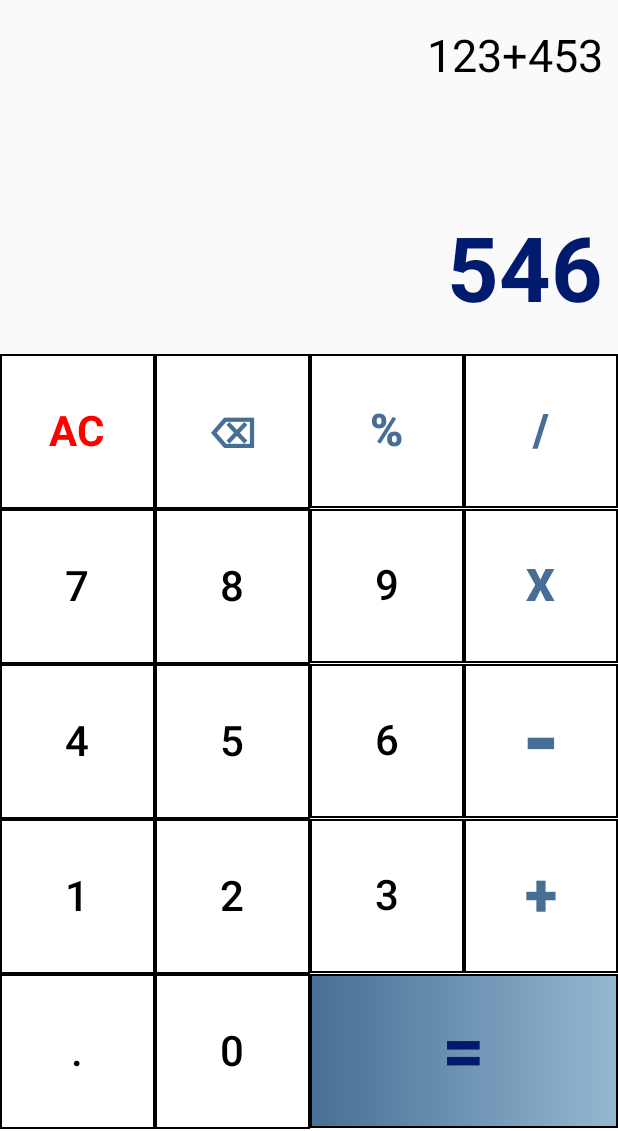
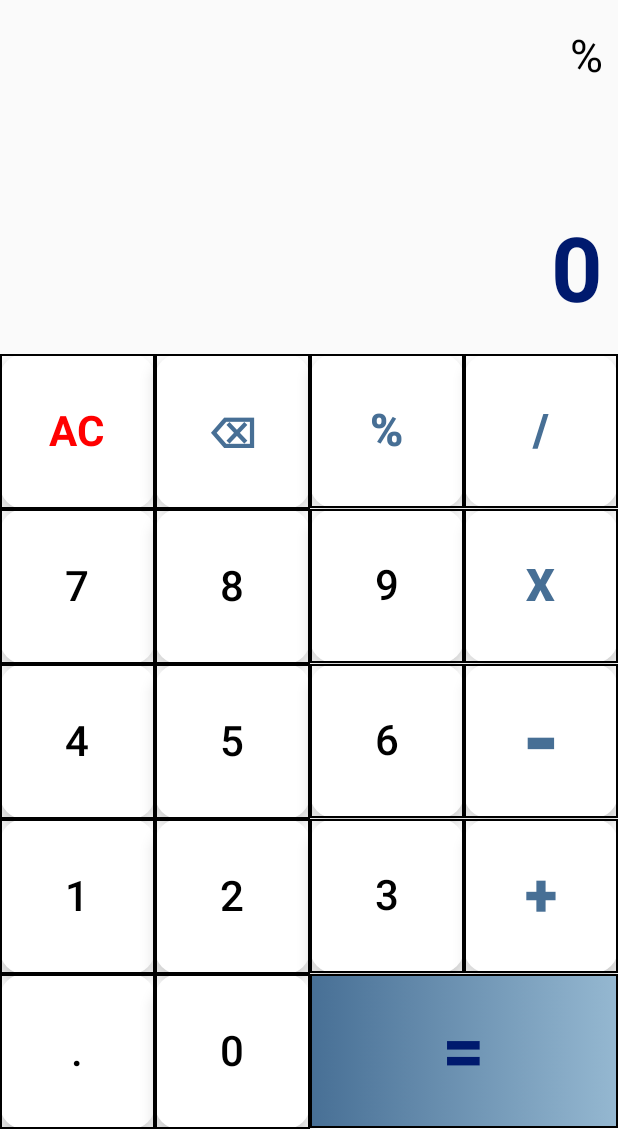
Before and after one commit to Abbas1608/CalculatorApp, an Android app built with Jetpack Compose: the screen it shows after launch (MainActivity), after a tap on an icon or button, on a phone screen of 412 x 824 dp, the part 105-1236 px from its top. Run offline under Robolectric (Android 15) with nearby library versions, the phone set to English and light mode, and no system bars; our stand-ins replace livedata-compose; 2 statements that could not run were skipped.

Commit message:
Add Calculator View model

```diff
--- a/app/build.gradle.kts
+++ b/app/build.gradle.kts
@@ -59,4 +59,9 @@ dependencies {
 
     // icon
     implementation ("androidx.compose.material:material-icons-extended:$1.7.7")
+    // livedata runtime
+    implementation("androidx.compose.runtime:runtime-livedata:1.8.2")
+
+    // mozilla (calculation part)
+    implementation("org.mozilla:rhino:1.7R4")
 }
--- a/app/src/main/java/com/example/calculator/MainActivity.kt
+++ b/app/src/main/java/com/example/calculator/MainActivity.kt
@@ -4,11 +4,9 @@ import android.os.Bundle
 import androidx.activity.ComponentActivity
 import androidx.activity.compose.setContent
 import androidx.activity.enableEdgeToEdge
-import com.example.calculator.Screen.AreaScreen.AreaListScreen
+import androidx.lifecycle.ViewModelProvider
+import com.example.calculator.Screen.CalulatorScreen.CalculatorViewMode
 import com.example.calculator.Screen.CalulatorScreen.NormalCalculatorScreen
-import com.example.calculator.Screen.Formula.FormulaListScreen
-import com.example.calculator.Screen.SplitScreen.SplitScreen
-import com.example.calculator.Screen.TipCal.TipMainContent
 import com.example.calculator.ui.theme.CalculatorTheme
 
 
@@ -17,13 +15,15 @@ class MainActivity : ComponentActivity() {
         super.onCreate(savedInstanceState)
         enableEdgeToEdge()
         setContent {
+
+            val calviewmodle = ViewModelProvider(owner = this)[CalculatorViewMode::class.java]
             CalculatorTheme {
 //                HomeScreen()
                // FormulaListScreen()
                 //AreaListScreen()
               //  SplitScreen()
               //  TipMainContent()
-                NormalCalculatorScreen()
+                NormalCalculatorScreen(calviewmodle)
             }
         }
     }
--- /dev/null
+++ b/app/src/main/java/com/example/calculator/Screen/CalulatorScreen/CalculatorViewMode.kt
@@ -0,0 +1,65 @@
+package com.example.calculator.Screen.CalulatorScreen
+
+import android.util.Log
+import androidx.lifecycle.LiveData
+import androidx.lifecycle.MutableLiveData
+import androidx.lifecycle.ViewModel
+import org.mozilla.javascript.Context
+import org.mozilla.javascript.Scriptable
+
+class CalculatorViewMode : ViewModel() {
+
+    private val _equationtext = MutableLiveData("")
+    val equationText : LiveData<String> = _equationtext
+
+    private val _resulttext = MutableLiveData("0")
+    val resultText : LiveData<String> = _resulttext
+
+
+    fun onButtonClick(btn :String){
+        Log.d("click but",btn)
+
+        _equationtext.value?.let {
+            if (btn== "AC"){
+                _equationtext.value = ""
+                _resulttext.value = "0"
+                return
+            }
+            if (btn== "⌫"){
+                if (it.isNotEmpty())
+                { _equationtext.value = it.substring(0,it.length-1)}
+                return
+            }
+            if (btn == "=")
+            {
+               _equationtext.value = _resulttext.value
+                return
+
+            }
+
+            _equationtext.value = it + btn
+
+            // result calculate
+            try {
+
+                    _resulttext.value = calculation(_equationtext.value.toString())
+
+            }
+            catch (_ : Exception){}
+        }
+
+    }
+
+    fun calculation(equation : String): String
+    {
+        val context : Context = Context.enter()
+        context.optimizationLevel = -1
+        val scriptable : Scriptable = context.initStandardObjects()
+        var finalResult = context.evaluateString(scriptable,equation,"Javascript",1,null).toString()
+        if(finalResult.endsWith(".0")){
+            finalResult = finalResult.replace(".0","")
+        }
+        return finalResult
+
+    }
+}
--- a/app/src/main/java/com/example/calculator/Screen/CalulatorScreen/NormalCalculatorScreen.kt
+++ b/app/src/main/java/com/example/calculator/Screen/CalulatorScreen/NormalCalculatorScreen.kt
@@ -32,28 +32,39 @@ import androidx.compose.ui.unit.sp
 import com.example.calculator.Harder.TopBarHarder
 import com.example.calculator.R
 import androidx.compose.foundation.border
+import androidx.compose.foundation.clickable
 import androidx.compose.foundation.lazy.grid.items
+import androidx.compose.material3.FloatingActionButton
+import androidx.compose.runtime.livedata.observeAsState
 import com.example.calculator.ui.theme.HCardBrush
 
 
-@Preview(showSystemUi = true)
 @Composable
-fun NormalCalculatorScreen()
+fun NormalCalculatorScreen(calviewmodle: CalculatorViewMode)
 {
     Column {
         TopBarHarder()
-        Calculator()
+        Calculator(calviewmodle)
     }
 }
 
 @Composable
-fun Calculator() {
+fun Calculator(viewMode: CalculatorViewMode) {
+    val equationText = viewMode.equationText.observeAsState()
+    val resultText = viewMode.resultText.observeAsState()
+
     val elementList = listOf<String>(
         "AC", "⌫", "%", "/",
         "7", "8", "9", "X",
         "4", "5", "6", "-",
         "1", "2", "3", "+",
-         ".", "0", "="
+        ".", "0", "="
+
+//        "AC", "⌫", "(", ")",
+//        "7", "8", "9", "X",
+//        "4", "5", "6", "-",
+//        "1", "2", "3", "+",
+//        ".", "0", "%","/"
     )
         Column(
             horizontalAlignment = Alignment.End,
@@ -62,7 +73,7 @@ fun Calculator() {
 
             Spacer(modifier = Modifier.height(20.dp))
             Text(
-                text = "123+453",
+                text =equationText.value?:"",
                 fontSize = 30.sp,
                 style = TextStyle(
                     textAlign = TextAlign.End
@@ -74,7 +85,7 @@ fun Calculator() {
             Spacer(modifier = Modifier.weight(1f))
 
             Text(
-                text = "546",
+                text = resultText.value?:"0",
                 fontSize = 60.sp,
                 style = TextStyle(
                     textAlign = TextAlign.End,
@@ -97,12 +108,16 @@ fun Calculator() {
             ) {
                 // Add all items except the equal button
                 items(elementList.filter { it != "=" }) { symbol ->
-                    CalculatorButton(symbol)
+                    CalculatorButton(symbol, onClick = {
+                        viewMode.onButtonClick(symbol)
+                    })
                 }
 
-                // Add the equal button with span of 2
+//                // Add the equal button with span of 2
                 item(span = { GridItemSpan(2) }) {
-                    CalculatorButton("=")
+                    CalculatorButton("=",{
+                        viewMode.onButtonClick("=")
+                    })
                 }
             }
         }
@@ -110,7 +125,7 @@ fun Calculator() {
 
 
 @Composable
-fun CalculatorButton(symbol: String) {
+fun CalculatorButton(symbol: String, onClick :()-> Unit) {
     val modifier = Modifier
         .aspectRatio(if (symbol == "=") 2f else 1f)
         .fillMaxWidth()
@@ -120,11 +135,10 @@ fun CalculatorButton(symbol: String) {
 
     when (symbol) {
         "AC" -> {
-            Button(
-                onClick = {
-                    Log.d("Ac","ac")
-                },
-                colors = ButtonDefaults.buttonColors(Color.White),
+            FloatingActionButton(
+                onClick = onClick,
+                containerColor = Color.White,
+                contentColor = Color.Red,
                 modifier = modifier,
             ) {
                 Text(
@@ -137,9 +151,10 @@ fun CalculatorButton(symbol: String) {
         }
 
         "⌫" -> {
-            Button(
-                onClick = { },
-                colors = ButtonDefaults.buttonColors(Color.White),
+            FloatingActionButton (
+                onClick = onClick,
+                containerColor = Color.White,
+                contentColor = colorResource(R.color.Blue),
                 modifier = modifier
             ) {
                 Text(symbol, color = colorResource(R.color.Light_blue), fontSize = 28.sp
@@ -147,10 +162,11 @@ fun CalculatorButton(symbol: String) {
             }
         }
 
-        "%", "/", "X"-> {
-            Button(
-                onClick = { },
-                colors = ButtonDefaults.buttonColors(Color.White),
+        "%", "/", "X","(",")"-> {
+            FloatingActionButton (
+                onClick = onClick,
+                containerColor = Color.White,
+                contentColor = colorResource(R.color.Blue),
                 modifier = modifier
             ) {
                 Text(
@@ -162,9 +178,10 @@ fun CalculatorButton(symbol: String) {
         }
 
         "-"->{
-            Button(
-                onClick = { },
-                colors = ButtonDefaults.buttonColors(Color.White),
+            FloatingActionButton (
+                onClick = onClick,
+                containerColor = Color.White,
+                contentColor = colorResource(R.color.Blue),
                 modifier = modifier
             ) {
                 Text(
@@ -176,9 +193,10 @@ fun CalculatorButton(symbol: String) {
         }
 
         "+"->{
-            Button(
-                onClick = { },
-                colors = ButtonDefaults.buttonColors(Color.White),
+            FloatingActionButton (
+                onClick = onClick,
+                containerColor = Color.White,
+                contentColor = colorResource(R.color.Blue),
                 modifier = modifier
             ) {
                 Text(
@@ -195,6 +213,7 @@ fun CalculatorButton(symbol: String) {
                 modifier = modifier.background(
                     brush = HCardBrush
                 )
+                    .clickable(onClick = onClick)
             ) {
                 Text(
                     symbol, fontSize = 50.sp, fontWeight = FontWeight.Bold,
@@ -204,9 +223,10 @@ fun CalculatorButton(symbol: String) {
         }
 
         else -> {
-            Button(
-                onClick = { },
-                colors = ButtonDefaults.buttonColors(Color.White),
+            FloatingActionButton (
+                onClick = onClick,
+                containerColor = Color.White,
+                contentColor = colorResource(R.color.Blue),
                 modifier = modifier
             ) {
                 Text(
```
